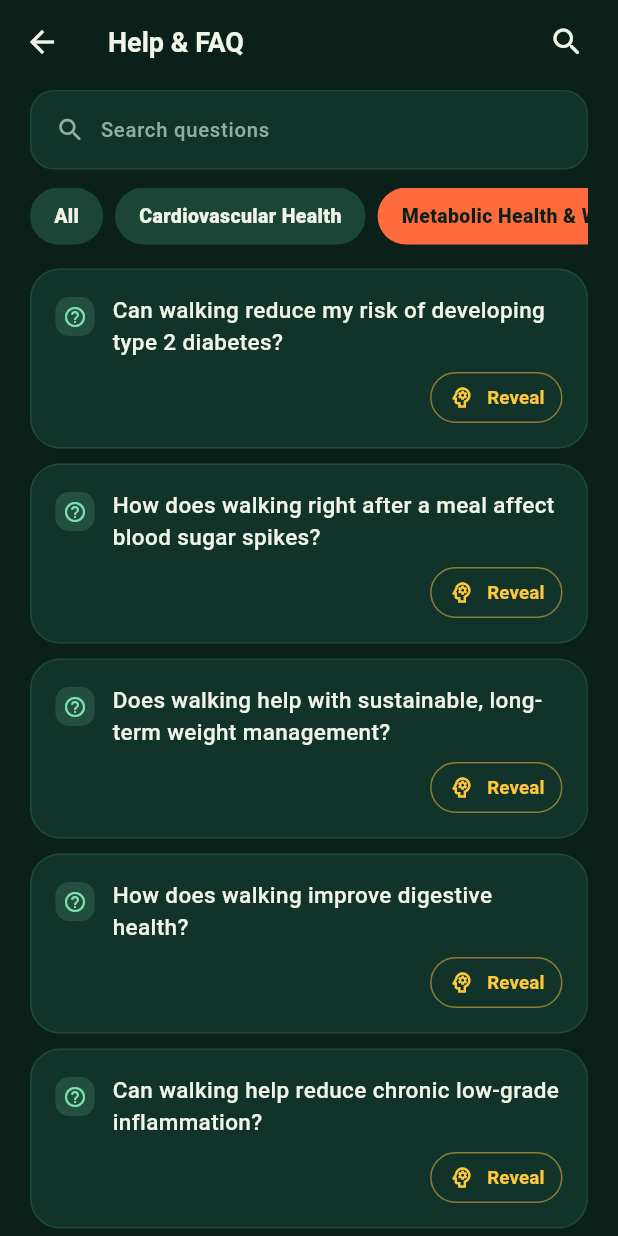
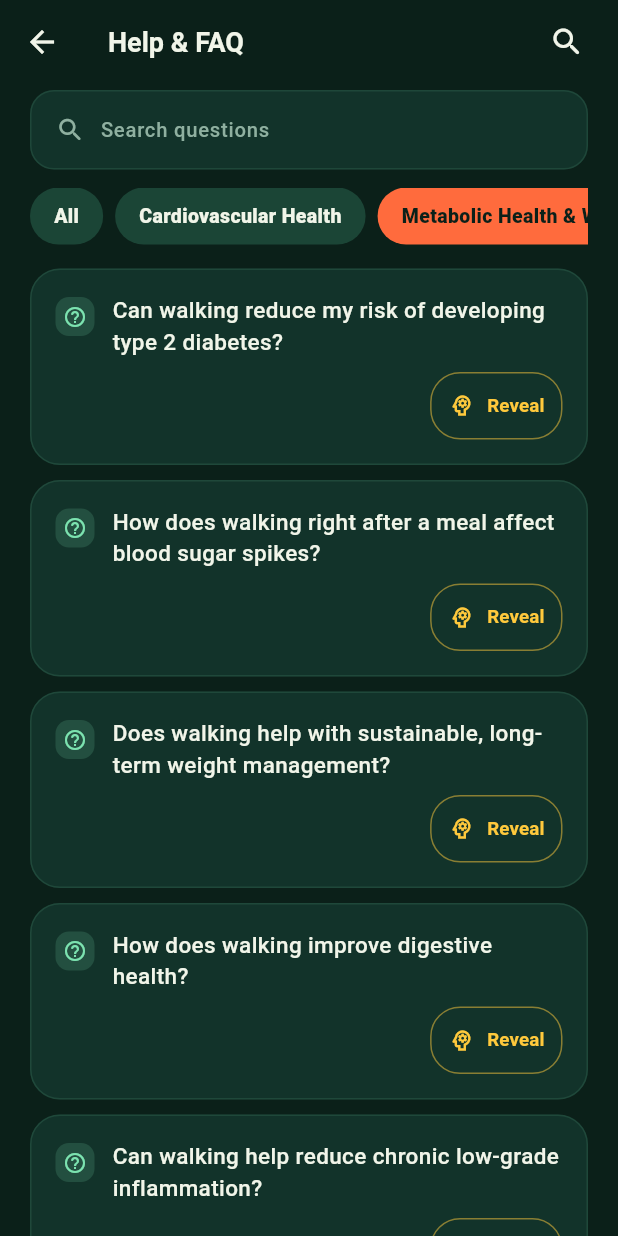
Before and after one commit to DhamodharanT06/my_steps_counter, a Flutter app: the FaqScreen screen opened directly, after a tap on "Reveal", after a tap on "Metabolic Health & Weight", after a tap on the "search" icon, on a phone screen of 412 x 824 dp. Run offline on Flutter 3.47's test engine with Material 3 defaults, Android fonts, the light colour scheme and no system bars; our stand-ins replace flutter_local_notifications, google_mobile_ads, pedometer, permission_handler, sensors_plus, shared_preferences; missing offline and left inert: flutter_foreground_task, home_widget; accounts and stored records are empty.

Commit message:
version 1 full code

```diff
--- a/lib/screens/faq_screen.dart
+++ b/lib/screens/faq_screen.dart
@@ -314,7 +314,7 @@ class _FaqTileState extends State<_FaqTile> with AutomaticKeepAliveClientMixin {
                       : Padding(
                         padding: EdgeInsets.only(left: 38),
                         child: SizedBox(
-                          height: 34,
+                          height: 45,
                           child: OutlinedButton.icon(
                             onPressed: _loadingAd ? null : _reveal,
                             icon:
--- a/lib/screens/home_screen.dart
+++ b/lib/screens/home_screen.dart
@@ -34,7 +34,6 @@ class HomeScreen extends StatelessWidget {
           final showBanner =
               c.permission == MotionPermission.denied ||
               c.permission == MotionPermission.permanentlyDenied;
-
           return ListView(
             physics: BouncingScrollPhysics(),
             padding: EdgeInsets.fromLTRB(20, 12, 20, 24),
--- a/pubspec.yaml
+++ b/pubspec.yaml
@@ -42,7 +42,7 @@ dependencies:
   flutter_foreground_task: ^9.0.0
   home_widget: ^0.9.0
   flutter_local_notifications: ^18.0.1
-  google_mobile_ads: ^5.3.1
+  google_mobile_ads: ^6.0.0
 
 dev_dependencies:
   flutter_test:
```
Also changed, not shown: pubspec.lock, 2 other files.
